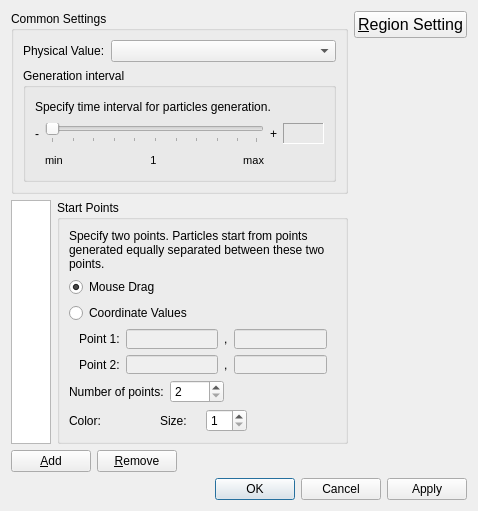
Old version of the form libs/post/post2d/datamodel/post2dwindowparticleunstructuredsettingdialog.ui in the repository i-RIC/prepost-gui.
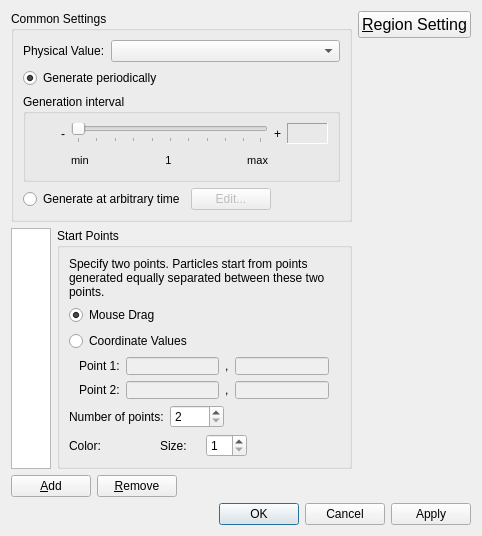
New version of the form. Icons and pictures are not drawn. Custom widgets are drawn as their Qt base class.

What changed in the file:
```diff
--- a/libs/post/post2d/datamodel/post2dwindowparticleunstructuredsettingdialog.ui
+++ b/libs/post/post2d/datamodel/post2dwindowparticleunstructuredsettingdialog.ui
@@ -6,8 +6,8 @@
    <rect>
     <x>0</x>
     <y>0</y>
-    <width>478</width>
-    <height>511</height>
+    <width>482</width>
+    <height>536</height>
    </rect>
   </property>
   <property name="windowTitle">
@@ -15,7 +15,7 @@
   </property>
   <layout class="QVBoxLayout" name="verticalLayout_6">
    <item>
-    <layout class="QHBoxLayout" name="horizontalLayout_11">
+    <layout class="QHBoxLayout" name="horizontalLayout_12">
      <item>
       <layout class="QVBoxLayout" name="verticalLayout_4">
        <item>
@@ -38,24 +38,24 @@
             </item>
            </layout>
           </item>
+          <item>
+           <widget class="QRadioButton" name="periodicalRadioButton">
+            <property name="text">
+             <string>Generate periodically</string>
+            </property>
+            <property name="checked">
+             <bool>true</bool>
+            </property>
+           </widget>
+          </item>
           <item>
            <widget class="QGroupBox" name="groupBox">
             <property name="title">
              <string>Generation interval</string>
             </property>
-            <layout class="QVBoxLayout" name="verticalLayout_2">
+            <layout class="QHBoxLayout" name="horizontalLayout_2">
              <item>
-              <layout class="QHBoxLayout" name="horizontalLayout_2" stretch="1,0,0">
-               <item>
-                <widget class="QLabel" name="intervalDescLabel">
-                 <property name="text">
-                  <string>Specify time interval for particles generation.</string>
-                 </property>
-                 <property name="wordWrap">
-                  <bool>true</bool>
-                 </property>
-                </widget>
-               </item>
+              <layout class="QVBoxLayout" name="verticalLayout_2">
                <item>
                 <widget class="TooltipLabel" name="timeHelpLabel">
                  <property name="enabled">
@@ -81,14 +81,14 @@
                 </widget>
                </item>
                <item>
-                <spacer name="horizontalSpacer_2">
+                <spacer name="verticalSpacer">
                  <property name="orientation">
-                  <enum>Qt::Horizontal</enum>
+                  <enum>Qt::Vertical</enum>
                  </property>
                  <property name="sizeHint" stdset="0">
                   <size>
-                   <width>40</width>
-                   <height>20</height>
+                   <width>20</width>
+                   <height>40</height>
                   </size>
                  </property>
                 </spacer>
@@ -229,6 +229,40 @@
             </layout>
            </widget>
           </item>
+          <item>
+           <layout class="QHBoxLayout" name="horizontalLayout_11">
+            <item>
+             <widget class="QRadioButton" name="arbitraryRadioButton">
+              <property name="text">
+               <string>Generate at arbitrary time</string>
+              </property>
+             </widget>
+            </item>
+            <item>
+             <widget class="QPushButton" name="arbitraryEditButton">
+              <property name="enabled">
+               <bool>false</bool>
+              </property>
+              <property name="text">
+               <string>Edit...</string>
+              </property>
+             </widget>
+            </item>
+            <item>
+             <spacer name="horizontalSpacer_4">
+              <property name="orientation">
+               <enum>Qt::Horizontal</enum>
+              </property>
+              <property name="sizeHint" stdset="0">
+               <size>
+                <width>18</width>
+                <height>20</height>
+               </size>
+              </property>
+             </spacer>
+            </item>
+           </layout>
+          </item>
          </layout>
         </widget>
        </item>
@@ -528,6 +562,19 @@
          </item>
         </layout>
        </item>
+       <item>
+        <spacer name="verticalSpacer_2">
+         <property name="orientation">
+          <enum>Qt::Vertical</enum>
+         </property>
+         <property name="sizeHint" stdset="0">
+          <size>
+           <width>20</width>
+           <height>4</height>
+          </size>
+         </property>
+        </spacer>
+       </item>
       </layout>
      </item>
      <item>
@@ -561,19 +608,6 @@
      </item>
     </layout>
    </item>
-   <item>
-    <spacer name="verticalSpacer_2">
-     <property name="orientation">
-      <enum>Qt::Vertical</enum>
-     </property>
-     <property name="sizeHint" stdset="0">
-      <size>
-       <width>20</width>
-       <height>4</height>
-      </size>
-     </property>
-    </spacer>
-   </item>
    <item>
     <widget class="QDialogButtonBox" name="buttonBox">
      <property name="orientation">
```
Left out of the diff: 72 changed lines with no effect on the pictures.
